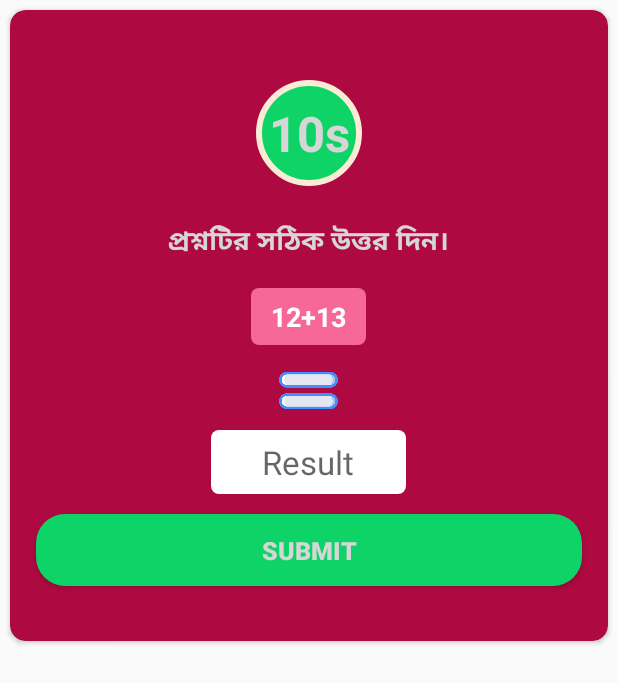
After one commit to marufnwu/Try3x, an Android app: the layout dialog_claim_question.xml on its own in the app's theme, with its tools: preview values and no code run, on a phone screen of 412 x 824 dp. The commit adds this screen. Shown: the top 683 px of the screen. Run offline under Robolectric (Android 15) with nearby library versions, the phone set to English and light mode, and no system bars.

Commit message:
All claim with question

```diff
--- a/app/src/main/AndroidManifest.xml
+++ b/app/src/main/AndroidManifest.xml
@@ -25,10 +25,7 @@
         android:theme="@style/AppTheme"
         android:usesCleartextTraffic="true"
         tools:replace="android:allowBackup, usesCleartextTraffic">
-        <service
-            android:name=".Services.BajiClaimSchedule"
-            android:enabled="true"
-            android:exported="true"></service>
+
 
         <activity
             android:name=".PrivacyActivity"
--- /dev/null
+++ b/app/src/main/res/layout/dialog_claim_question.xml
@@ -0,0 +1,111 @@
+<?xml version="1.0" encoding="utf-8"?>
+<androidx.cardview.widget.CardView xmlns:android="http://schemas.android.com/apk/res/android"
+    xmlns:app="http://schemas.android.com/apk/res-auto"
+    android:orientation="vertical"
+    android:padding="@dimen/_8sdp"
+    android:layout_margin="@dimen/_5sdp"
+    app:cardBackgroundColor="#AE0941"
+    android:layout_width="match_parent"
+    app:cardCornerRadius="@dimen/_8sdp"
+    android:layout_height="wrap_content">
+
+    <LinearLayout
+        android:layout_marginBottom="@dimen/_15sdp"
+        android:layout_marginTop="@dimen/_15sdp"
+        android:orientation="vertical"
+        android:gravity="center_horizontal"
+        android:layout_gravity="center_horizontal"
+        android:padding="@dimen/_8sdp"
+        android:layout_width="match_parent"
+        android:layout_height="wrap_content">
+        <TextView
+            android:id="@+id/txtTimer"
+            android:textStyle="bold"
+            android:textSize="@dimen/_25sdp"
+            android:gravity="center"
+            android:textColor="@color/black"
+            android:text="10s"
+            android:background="@drawable/circle_border"
+            android:layout_width="@dimen/_80sdp"
+            android:layout_height="@dimen/_80sdp"/>
+        <TextView
+
+            android:textSize="@dimen/_14sdp"
+            android:textStyle="bold"
+            android:textColor="@color/white"
+            android:padding="@dimen/_5sdp"
+            android:text="প্রশ্নটির সঠিক উত্তর দিন।"
+            android:layout_width="wrap_content"
+            android:layout_height="wrap_content"/>
+        <TextView
+            android:paddingBottom="@dimen/_5sdp"
+            android:paddingTop="@dimen/_5sdp"
+            android:paddingEnd="@dimen/_10sdp"
+            android:paddingStart="@dimen/_10sdp"
+            android:background="@drawable/round_txt_bg"
+            android:gravity="center"
+            android:id="@+id/txtQues"
+            android:layout_margin="@dimen/_8sdp"
+            android:textStyle="bold"
+            android:textAppearance="@style/TextAppearance.AppCompat.Headline"
+            android:textColor="@color/White"
+            android:textSize="@dimen/_14sdp"
+            android:text="12+13"
+            android:layout_width="wrap_content"
+            android:layout_height="wrap_content"/>
+
+        <ImageView
+            android:src="@drawable/equal"
+            android:layout_width="@dimen/_30sdp"
+            android:layout_height="@dimen/_30sdp"/>
+
+        <EditText
+            android:inputType="numberSigned"
+            android:id="@+id/edtResult"
+            android:gravity="center"
+            android:padding="@dimen/_5sdp"
+            android:hint="Result"
+            android:textSize="@dimen/_17sdp"
+            android:background="@drawable/round_corner"
+            android:layout_margin="@dimen/_5sdp"
+            android:layout_width="@dimen/_100sdp"
+            android:layout_height="wrap_content"
+            />
+
+
+        <LinearLayout
+            android:gravity="center"
+            android:orientation="horizontal"
+            android:layout_width="match_parent"
+            android:layout_height="wrap_content">
+            <Button
+                android:visibility="gone"
+                android:paddingEnd="@dimen/_20sdp"
+                android:paddingStart="@dimen/_20sdp"
+                android:id="@+id/btnCancel"
+                android:textStyle="bold"
+                android:textSize="@dimen/_13sdp"
+                android:textColor="@color/white"
+                android:background="@drawable/update_btn_1"
+                android:layout_margin="@dimen/_5sdp"
+                android:text="CANCEL"
+                android:layout_width="wrap_content"
+                android:layout_height="wrap_content"/>
+
+            <Button
+                android:paddingEnd="@dimen/_20sdp"
+                android:paddingStart="@dimen/_20sdp"
+                android:id="@+id/btnSubmit"
+                android:textStyle="bold"
+                android:textSize="@dimen/_13sdp"
+                android:textColor="@color/white"
+                android:background="@drawable/update_btn_bg"
+                android:layout_margin="@dimen/_5sdp"
+                android:text="Submit"
+                android:layout_width="match_parent"
+                android:layout_height="wrap_content"/>
+        </LinearLayout>
+    </LinearLayout>
+
+
+</androidx.cardview.widget.CardView>
--- a/app/src/main/res/values/strings.xml
+++ b/app/src/main/res/values/strings.xml
@@ -1,5 +1,5 @@
 <resources>
-    <string name="app_name">Try3x</string>
+    <string name="app_name">Try3x DEV</string>
     <string name="my_coin">My Coin কয়েন কিনুন</string>
     <string name="commission">Commission</string>
     <string name="withdrawable">Withdrawable</string>
```
Also changed, not shown: app/src/main/res/drawable-xhdpi/radio_btn_main.xml (added, +7 -0 lines), app/src/main/res/drawable-xhdpi/radio_checked.xml (added, +15 -0 lines), app/src/main/res/drawable-xhdpi/radio_unchecked.xml (added, +7 -0 lines), app/src/main/res/layout/activity_privacy.xml (added, +14 -0 lines), app/src/main/res/layout/activity_term.xml (added, +14 -0 lines).
